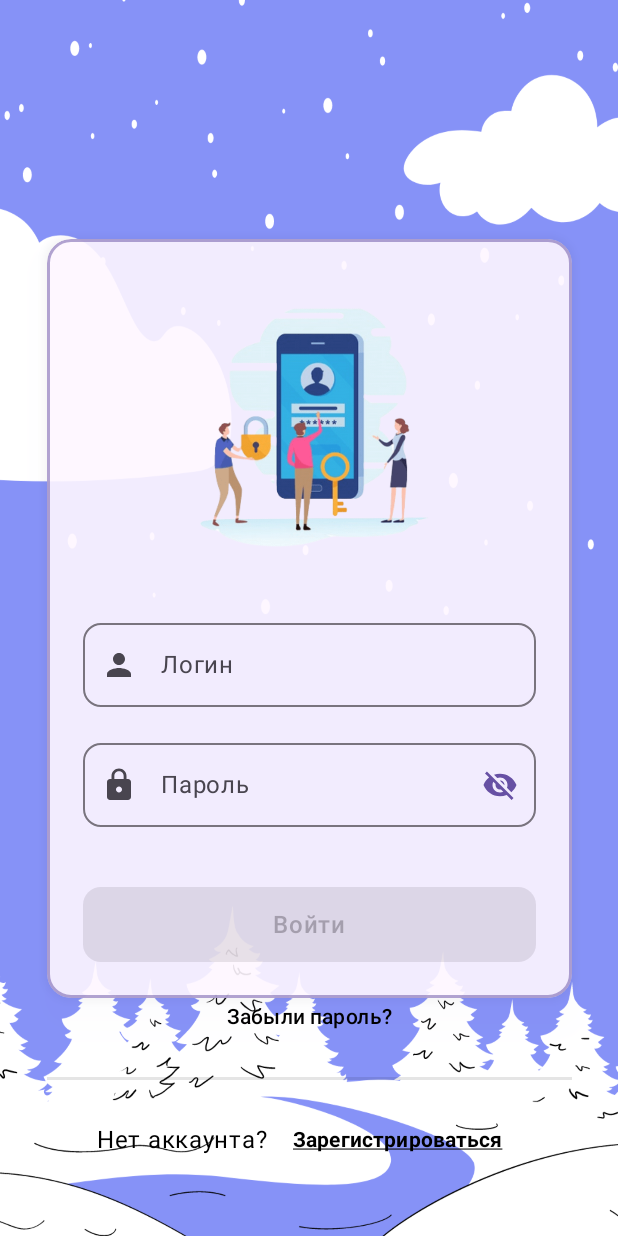
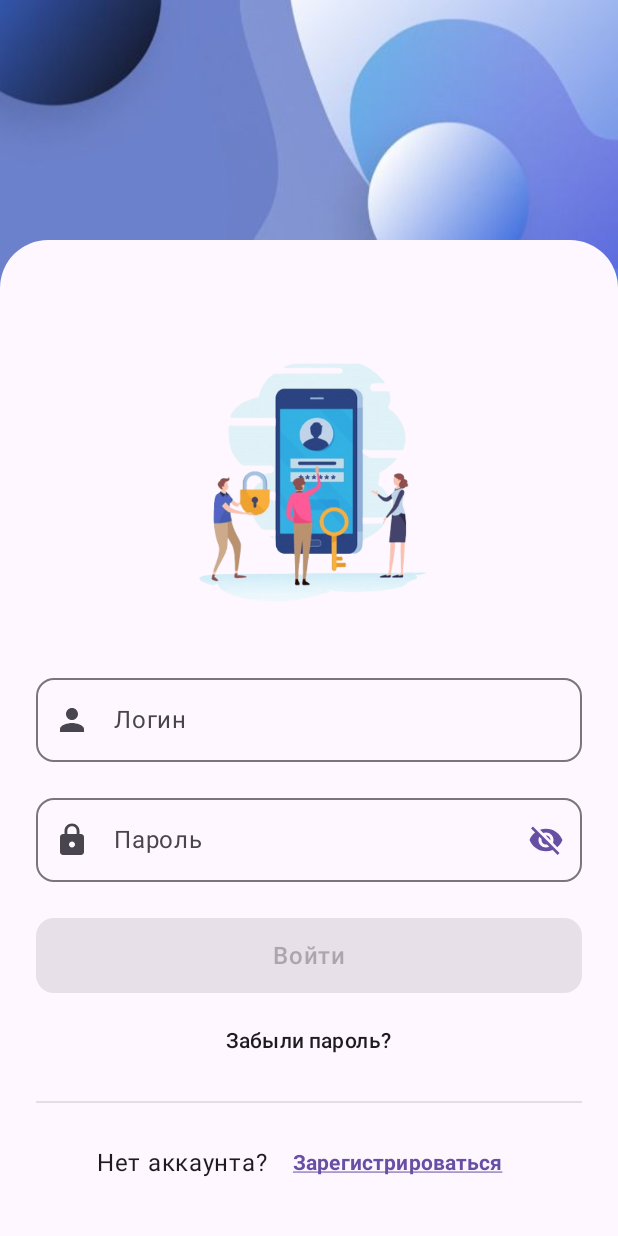
Before and after one commit to viingar/uni_frontend, an Android app built with Jetpack Compose: the screen it shows after launch (MainActivity), after a tap on "Войти", on a phone screen of 412 x 824 dp. Run offline under Robolectric (Android 15) with nearby library versions, the phone set to English and light mode, and no system bars; libraries missing offline, so code that uses them is left out: androidx.camera.core.

Commit message:
login design edit

```diff
--- a/app/src/main/java/com/example/myapplication/Navigation/AppNavigation.kt
+++ b/app/src/main/java/com/example/myapplication/Navigation/AppNavigation.kt
@@ -1,5 +1,7 @@
 package com.example.myapplication.Navigation
 
+import androidx.annotation.OptIn
+import androidx.camera.core.ExperimentalGetImage
 import androidx.compose.runtime.Composable
 import androidx.navigation.NavType
 import androidx.navigation.compose.NavHost
@@ -14,8 +16,8 @@ import com.example.myapplication.Screens.RegisterScreen
 import com.example.myapplication.Screens.ResetPasswordScreen
 import com.example.myapplication.Screens.SendEmailScreen
 import com.example.myapplication.Screens.ValidationCodeScreen
-import com.example.myapplication.WelcomeScreen
 
+@OptIn(ExperimentalGetImage::class)
 @Composable
 fun AppNavigation() {
     val navController = rememberNavController()
@@ -40,9 +42,6 @@ fun AppNavigation() {
         composable("login"){
             LoginScreen(navController)
         }
-        composable("welcome"){
-            WelcomeScreen(navController)
-        }
         composable("profile"){
             ProfileScreen(navController)
         }
--- a/app/src/main/java/com/example/myapplication/Screens/EmailConfirmationScreen.kt
+++ b/app/src/main/java/com/example/myapplication/Screens/EmailConfirmationScreen.kt
@@ -47,7 +47,7 @@ fun EmailConfirmationScreen(
         OutlinedTextField(
             value = email,
             onValueChange = {},
-            label = { Text("Email") },
+            label = { Text("Электронная почта") },
             enabled = false,
             modifier = Modifier.fillMaxWidth()
         )
@@ -57,7 +57,7 @@ fun EmailConfirmationScreen(
         OutlinedTextField(
             value = verificationCode,
             onValueChange = { verificationCode = it },
-            label = { Text("Verification Code") },
+            label = { Text("Код подтверждения") },
             modifier = Modifier.fillMaxWidth()
         )
 
@@ -83,7 +83,7 @@ fun EmailConfirmationScreen(
             if (isLoading) {
                 CircularProgressIndicator(color = MaterialTheme.colorScheme.onPrimary)
             } else {
-                Text("Verify Email")
+                Text("Подтвердить почту")
             }
         }
     }
--- a/app/src/main/java/com/example/myapplication/Screens/LoginScreen.kt
+++ b/app/src/main/java/com/example/myapplication/Screens/LoginScreen.kt
@@ -1,9 +1,10 @@
 package com.example.myapplication.Screens
 
-import androidx.compose.foundation.BorderStroke
 import androidx.compose.foundation.Image
 import androidx.compose.foundation.layout.*
+import androidx.compose.foundation.rememberScrollState
 import androidx.compose.foundation.shape.RoundedCornerShape
+import androidx.compose.foundation.verticalScroll
 import androidx.compose.material.icons.Icons
 import androidx.compose.material.icons.filled.Lock
 import androidx.compose.material.icons.filled.Person
@@ -21,7 +22,6 @@ import androidx.lifecycle.viewmodel.compose.viewModel
 import androidx.navigation.NavController
 import com.example.myapplication.ViewModels.LoginViewModel
 import androidx.compose.ui.text.style.TextDecoration
-import androidx.compose.ui.draw.shadow
 import androidx.compose.ui.graphics.Color
 import androidx.compose.ui.layout.ContentScale
 import androidx.compose.ui.res.painterResource
@@ -41,6 +41,7 @@ fun LoginScreenPreview() {
         }
     }
 }
+
 @OptIn(ExperimentalMaterial3Api::class)
 @Composable
 fun LoginScreen(
@@ -55,7 +56,6 @@ fun LoginScreen(
     var username by remember { mutableStateOf("") }
     var password by remember { mutableStateOf("") }
     var passwordVisible by remember { mutableStateOf(false) }
-    var rememberMe by remember { mutableStateOf(false) }
     val isFormValid = username.isNotBlank() && password.isNotBlank()
     val loginSuccess by viewModel.loginSuccess.collectAsState()
 
@@ -67,7 +67,6 @@ fun LoginScreen(
         }
     }
 
-
     Box(
         modifier = Modifier.fillMaxSize()
     ) {
@@ -77,28 +76,29 @@ fun LoginScreen(
             contentScale = ContentScale.FillBounds,
             modifier = Modifier
                 .fillMaxSize()
+                .offset(y = 0.dp)
+                .align(Alignment.TopCenter)
+        )
 
-        )
-        Card(
+        Surface(
             modifier = Modifier
-                .fillMaxWidth(0.85f)
-                .align(Alignment.Center)
-                .shadow(
-                    elevation = 16.dp,
-                    shape = RoundedCornerShape(16.dp),
-                    spotColor = MaterialTheme.colorScheme.primary.copy(alpha = 0.1f)
+                .fillMaxSize()
+                .padding(top = 160.dp),
+            shape = RoundedCornerShape(
+                topStart = 32.dp,
+                topEnd = 32.dp
             ),
-            shape = RoundedCornerShape(16.dp),
-            border = BorderStroke(2.dp, MaterialTheme.colorScheme.primary.copy(alpha = 0.5f)),
-            colors = CardDefaults.cardColors(
-                containerColor = MaterialTheme.colorScheme.surface.copy(alpha = 0.9f)
-            )
+            color = MaterialTheme.colorScheme.surface
         ) {
             Column(
-                modifier = Modifier.padding(24.dp),
+                modifier = Modifier
+                    .fillMaxSize()
+                    .verticalScroll(rememberScrollState())
+                    .padding(horizontal = 24.dp, vertical = 0.dp),
                 horizontalAlignment = Alignment.CenterHorizontally
             ) {
-                // Логотип (теперь без tint)
+                Spacer(modifier = Modifier.height(60.dp))
+
                 Image(
                     painter = painterResource(id = R.drawable.iconlogo),
                     contentDescription = "App Logo",
@@ -150,15 +150,6 @@ fun LoginScreen(
                     )
                 )
 
-                Spacer(modifier = Modifier.height(16.dp))
-
-                Row(
-                    verticalAlignment = Alignment.CenterVertically,
-                    modifier = Modifier.fillMaxWidth()
-                ) {
-
-                }
-
                 Spacer(modifier = Modifier.height(24.dp))
 
                 Button(
@@ -184,14 +175,13 @@ fun LoginScreen(
                         )
                     )
                 }
-            }
-        }
+
+                Spacer(modifier = Modifier.weight(1f))
 
                 Column(
                     modifier = Modifier
-                .align(Alignment.BottomCenter)
-                .padding(bottom = 40.dp)
-                .fillMaxWidth(0.85f),
+                        .fillMaxWidth()
+                        .padding(bottom = 40.dp),
                     horizontalAlignment = Alignment.CenterHorizontally
                 ) {
                     TextButton(
@@ -200,7 +190,7 @@ fun LoginScreen(
                     ) {
                         Text(
                             text = "Забыли пароль?",
-                    color = Color.Black
+                            color = MaterialTheme.colorScheme.onSurface
                         )
                     }
 
@@ -208,8 +198,8 @@ fun LoginScreen(
                         modifier = Modifier
                             .fillMaxWidth()
                             .padding(vertical = 8.dp),
-                thickness = 2.dp,
-                color = Color.Black.copy(alpha = 0.1f)
+                        thickness = 1.dp,
+                        color = MaterialTheme.colorScheme.outline.copy(alpha = 0.2f)
                     )
 
                     Row(
@@ -218,8 +208,7 @@ fun LoginScreen(
                     ) {
                         Text(
                             text = "Нет аккаунта? ",
-                    color = Color.Black
-
+                            color = MaterialTheme.colorScheme.onSurface
                         )
                         TextButton(
                             onClick = { navController.navigate("register") },
@@ -227,13 +216,14 @@ fun LoginScreen(
                         ) {
                             Text(
                                 text = "Зарегистрироваться",
-                        color = Color.Black,
+                                color = MaterialTheme.colorScheme.primary,
                                 textDecoration = TextDecoration.Underline,
                                 fontWeight = FontWeight.Bold
-
                             )
                         }
                     }
                 }
             }
         }
+    }
+}
--- a/app/src/main/java/com/example/myapplication/Screens/RegisterScreen.kt
+++ b/app/src/main/java/com/example/myapplication/Screens/RegisterScreen.kt
@@ -54,7 +54,6 @@ fun RegisterScreen(navController: NavController) {
         verticalArrangement = Arrangement.Center,
         horizontalAlignment = Alignment.CenterHorizontally
     ) {
-        // Username field
         OutlinedTextField(
             value = username,
             onValueChange = { username = it },
@@ -65,7 +64,6 @@ fun RegisterScreen(navController: NavController) {
 
         Spacer(modifier = Modifier.height(8.dp))
 
-        // Email field
         OutlinedTextField(
             value = email,
             onValueChange = { email = it },
@@ -76,7 +74,6 @@ fun RegisterScreen(navController: NavController) {
 
         Spacer(modifier = Modifier.height(8.dp))
 
-        // Password field
         OutlinedTextField(
             value = password,
             onValueChange = { password = it },
--- a/app/src/main/java/com/example/myapplication/ViewModels/EmailConfirmationViewModel.kt
+++ b/app/src/main/java/com/example/myapplication/ViewModels/EmailConfirmationViewModel.kt
@@ -1,7 +1,5 @@
 package com.example.myapplication.ViewModels
-import androidx.compose.runtime.mutableStateOf
 import androidx.lifecycle.ViewModel
-import androidx.lifecycle.ViewModelProvider
 import androidx.lifecycle.viewModelScope
 import com.example.myapplication.api.VerifyRequest
 import com.example.myapplication.api.RetrofitClient
--- a/app/src/main/java/com/example/myapplication/ViewModels/LoginViewModel.kt
+++ b/app/src/main/java/com/example/myapplication/ViewModels/LoginViewModel.kt
@@ -20,7 +20,6 @@ class LoginViewModel(
     val loginSuccess: StateFlow<Boolean> = _loginSuccess.asStateFlow()
 
     private val _errorMessage = MutableStateFlow<String?>(null)
-    val errorMessage: StateFlow<String?> = _errorMessage.asStateFlow()
 
     companion object {
         private const val TAG = "LoginViewModel"
--- a/app/src/main/java/com/example/myapplication/ViewModels/MainViewModel.kt
+++ b/app/src/main/java/com/example/myapplication/ViewModels/MainViewModel.kt
@@ -25,7 +25,6 @@ class MainViewModel(
     val showDialog: StateFlow<Boolean> = _showDialog.asStateFlow()
 
     private val _errorMessage = MutableStateFlow<String?>(null)
-    val errorMessage: StateFlow<String?> = _errorMessage.asStateFlow()
 
     fun showAddManualDialog() {
         _showDialog.value = true
--- a/app/src/main/java/com/example/myapplication/ViewModels/RegisterViewModel.kt
+++ b/app/src/main/java/com/example/myapplication/ViewModels/RegisterViewModel.kt
@@ -1,5 +1,4 @@
 package com.example.myapplication.ViewModels
-
 
 import androidx.lifecycle.ViewModel
 import androidx.lifecycle.viewModelScope
@@ -21,7 +20,7 @@ class RegisterViewModel : ViewModel() {
                     AuthRequest(username, email, password)
                 )
                 _registrationSuccess.value = response.isSuccessful
-            } catch (e: Exception) {
+            } catch (_: Exception) {
 
             }
         }
--- a/app/src/main/java/com/example/myapplication/ui/theme/Color.kt
+++ b/app/src/main/java/com/example/myapplication/ui/theme/Color.kt
@@ -6,6 +6,7 @@ val Purple80 = Color(0xFFD0BCFF)
 val PurpleGrey80 = Color(0xFFCCC2DC)
 val Pink80 = Color(0xFFEFB8C8)
 
+val Blue = Color(0xFF42AAFF)
 val Purple40 = Color(0xFF6650a4)
 val PurpleGrey40 = Color(0xFF625b71)
 val Pink40 = Color(0xFF7D5260)
```
Also changed, not shown: app/src/main/java/com/example/myapplication/MainActivity.kt (+1 -30 lines), app/src/main/java/com/example/myapplication/ViewModels/PasswordResetViewModel.kt (+4 -4 lines), app/src/main/java/com/example/myapplication/ViewModels/ProfileViewModel.kt (+2 -5 lines), app/src/main/java/com/example/myapplication/WelcomeScreen.kt (deleted, +0 -30 lines), app/src/main/res/drawable/bgmain.jpg (added), app/src/main/res/drawable/bgmain.png (deleted). Lines whose indentation alone changed are shown as unchanged.
